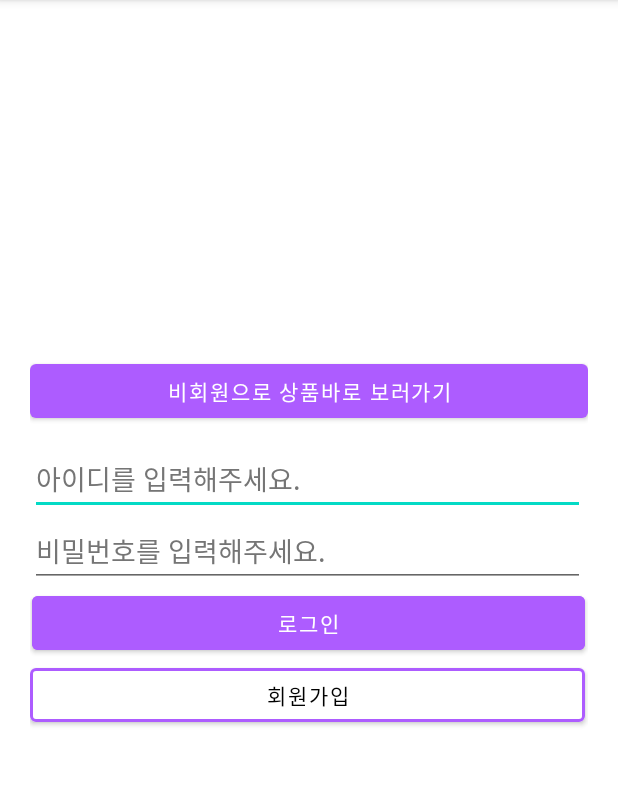
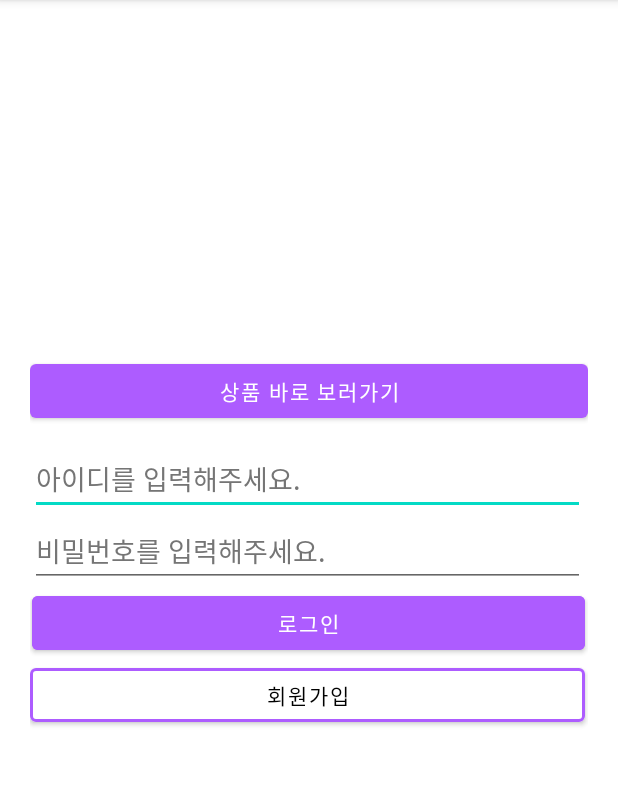
Before and after one commit to sanglim00/2022-02-MobileProgramming, an Android app: the screen it shows after launch (MainActivity), on a phone screen of 412 x 824 dp, the part 84-870 px from its top. Run offline under Robolectric (Android 15) with nearby library versions, the phone set to English and light mode, and no system bars.

Commit message:
feat. 기능오류 수정 중

```diff
--- a/app/src/main/java/com/example/assignment/MainActivity.java
+++ b/app/src/main/java/com/example/assignment/MainActivity.java
@@ -28,6 +28,7 @@ public class MainActivity extends AppCompatActivity {
             @Override
             public void onClick(View view) {
                 Intent intent = new Intent(getApplicationContext(), ProductActivity.class);
+                intent.putExtra("LoginCheck", LoginCheck.booleanValue());
                 startActivity(intent);
             }
         });
@@ -46,6 +47,11 @@ public class MainActivity extends AppCompatActivity {
         loginBtn.setOnClickListener(new View.OnClickListener() {
             @Override
             public void onClick(View view) {
+
+                if(userID.getText().toString().isEmpty() || userPW.getText().toString().isEmpty()) {
+                    Toast.makeText(getApplicationContext(), "아이디와 비밀번호를 제대로 입력해주세요", Toast.LENGTH_SHORT).show();
+                    return;
+                }
                 // 입력값과 저장된 값이 같을경우
                 if(userID.getText().toString().equals(id) && userPW.getText().toString().equals(pw)) {
                     LoginCheck = true;
--- a/app/src/main/res/layout/activity_main.xml
+++ b/app/src/main/res/layout/activity_main.xml
@@ -16,7 +16,7 @@
         android:layout_alignParentBottom="true"
         android:layout_marginStart="0dp"
         android:layout_marginBottom="463dp"
-        android:text="비회원으로 상품바로 보러가기" />
+        android:text="상품 바로 보러가기" />
 
     <TableLayout
         android:id="@+id/NonMemberTable"
@@ -93,25 +93,5 @@
 
     </TableLayout>
 
-    <TableLayout
-        android:id="@+id/MemberTable"
-        android:layout_width="match_parent"
-        android:layout_height="match_parent"
-        android:layout_alignParentStart="true"
-        android:layout_alignParentTop="true"
-        android:layout_alignParentBottom="true"
-        android:layout_centerHorizontal="true"
-        android:layout_marginBottom="137dp">
-
-        <TableRow
-            android:layout_width="match_parent"
-            android:layout_height="match_parent"/>
-
-        <TableRow
-            android:layout_width="match_parent"
-            android:layout_height="match_parent"/>
-
-    </TableLayout>
-
 
 </RelativeLayout>
```
